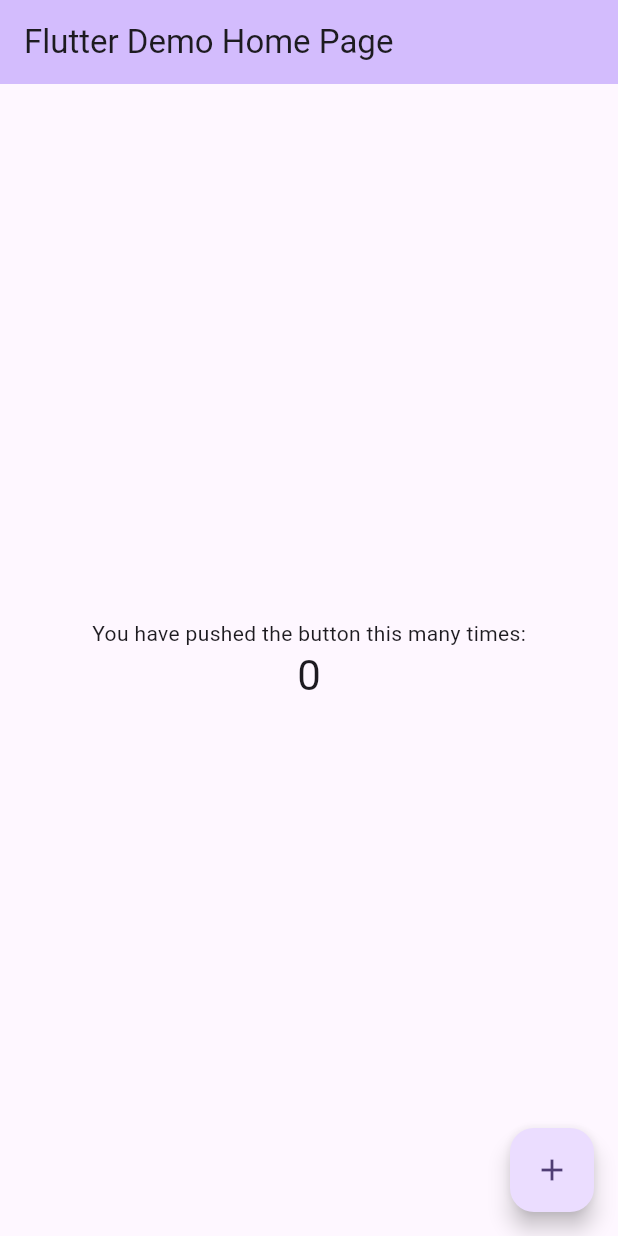
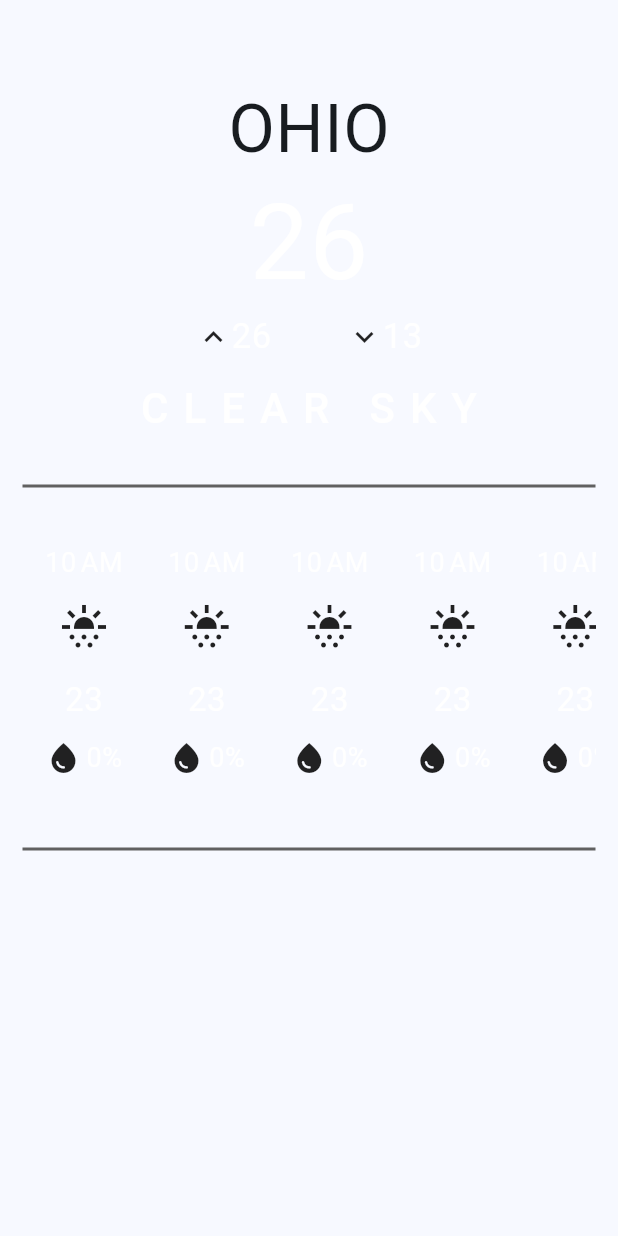
Before and after one commit to MotiurRahmanSany/sky_cast, a Flutter app: the screen it shows after launch, on a phone screen of 412 x 824 dp. Run offline on Flutter 3.47's test engine with Material 3 defaults, Android fonts, the phone set to English and light mode, and no system bars; our stand-ins replace flutter_riverpod, google_fonts.

Commit message:
added some files

```diff
--- a/lib/main.dart
+++ b/lib/main.dart
@@ -1,125 +1,32 @@
 import 'package:flutter/material.dart';
+import 'package:flutter_riverpod/flutter_riverpod.dart';
+import 'package:google_fonts/google_fonts.dart';
+import 'package:sky_cast/screens/home.dart';
 
-void main() {
-  runApp(const MyApp());
-}
+final ColorScheme lightColorScheme = ColorScheme.fromSeed(
+  seedColor: const Color(0xFFC6E2FF),
+  brightness: Brightness.light,
+);
+
+final ColorScheme darkColorScheme = ColorScheme.fromSeed(
+  seedColor: const Color(0xFFC6E2FF),
+  brightness: Brightness.dark,
+);
+
+void main() => runApp(const ProviderScope(child: MyApp()));
 
 class MyApp extends StatelessWidget {
   const MyApp({super.key});
 
-  // This widget is the root of your application.
   @override
   Widget build(BuildContext context) {
     return MaterialApp(
-      title: 'Flutter Demo',
+      title: 'Sky Cast weather app',
+      home: const HomeScreen(),
       theme: ThemeData(
-        // This is the theme of your application.
-        //
-        // TRY THIS: Try running your application with "flutter run". You'll see
-        // the application has a purple toolbar. Then, without quitting the app,
-        // try changing the seedColor in the colorScheme below to Colors.green
-        // and then invoke "hot reload" (save your changes or press the "hot
-        // reload" button in a Flutter-supported IDE, or press "r" if you used
-        // the command line to start the app).
-        //
-        // Notice that the counter didn't reset back to zero; the application
-        // state is not lost during the reload. To reset the state, use hot
-        // restart instead.
-        //
-        // This works for code too, not just values: Most code changes can be
-        // tested with just a hot reload.
-        colorScheme: ColorScheme.fromSeed(seedColor: Colors.deepPurple),
-        useMaterial3: true,
+        colorScheme: lightColorScheme,
+        textTheme: GoogleFonts.robotoTextTheme(),
       ),
-      home: const MyHomePage(title: 'Flutter Demo Home Page'),
     );
   }
 }
-
-class MyHomePage extends StatefulWidget {
-  const MyHomePage({super.key, required this.title});
-
-  // This widget is the home page of your application. It is stateful, meaning
-  // that it has a State object (defined below) that contains fields that affect
-  // how it looks.
-
-  // This class is the configuration for the state. It holds the values (in this
-  // case the title) provided by the parent (in this case the App widget) and
-  // used by the build method of the State. Fields in a Widget subclass are
-  // always marked "final".
-
-  final String title;
-
-  @override
-  State<MyHomePage> createState() => _MyHomePageState();
-}
-
-class _MyHomePageState extends State<MyHomePage> {
-  int _counter = 0;
-
-  void _incrementCounter() {
-    setState(() {
-      // This call to setState tells the Flutter framework that something has
-      // changed in this State, which causes it to rerun the build method below
-      // so that the display can reflect the updated values. If we changed
-      // _counter without calling setState(), then the build method would not be
-      // called again, and so nothing would appear to happen.
-      _counter++;
-    });
-  }
-
-  @override
-  Widget build(BuildContext context) {
-    // This method is rerun every time setState is called, for instance as done
-    // by the _incrementCounter method above.
-    //
-    // The Flutter framework has been optimized to make rerunning build methods
-    // fast, so that you can just rebuild anything that needs updating rather
-    // than having to individually change instances of widgets.
-    return Scaffold(
-      appBar: AppBar(
-        // TRY THIS: Try changing the color here to a specific color (to
-        // Colors.amber, perhaps?) and trigger a hot reload to see the AppBar
-        // change color while the other colors stay the same.
-        backgroundColor: Theme.of(context).colorScheme.inversePrimary,
-        // Here we take the value from the MyHomePage object that was created by
-        // the App.build method, and use it to set our appbar title.
-        title: Text(widget.title),
-      ),
-      body: Center(
-        // Center is a layout widget. It takes a single child and positions it
-        // in the middle of the parent.
-        child: Column(
-          // Column is also a layout widget. It takes a list of children and
-          // arranges them vertically. By default, it sizes itself to fit its
-          // children horizontally, and tries to be as tall as its parent.
-          //
-          // Column has various properties to control how it sizes itself and
-          // how it positions its children. Here we use mainAxisAlignment to
-          // center the children vertically; the main axis here is the vertical
-          // axis because Columns are vertical (the cross axis would be
-          // horizontal).
-          //
-          // TRY THIS: Invoke "debug painting" (choose the "Toggle Debug Paint"
-          // action in the IDE, or press "p" in the console), to see the
-          // wireframe for each widget.
-          mainAxisAlignment: MainAxisAlignment.center,
-          children: <Widget>[
-            const Text(
-              'You have pushed the button this many times:',
-            ),
-            Text(
-              '$_counter',
-              style: Theme.of(context).textTheme.headlineMedium,
-            ),
-          ],
-        ),
-      ),
-      floatingActionButton: FloatingActionButton(
-        onPressed: _incrementCounter,
-        tooltip: 'Increment',
-        child: const Icon(Icons.add),
-      ), // This trailing comma makes auto-formatting nicer for build methods.
-    );
-  }
-}
--- /dev/null
+++ b/lib/screens/home.dart
@@ -0,0 +1,33 @@
+import 'package:flutter/material.dart';
+import 'package:flutter_riverpod/flutter_riverpod.dart';
+import 'package:sky_cast/widgets/custom_divider.dart';
+import 'package:sky_cast/widgets/hourly_forecast.dart';
+import 'package:sky_cast/widgets/main_weather_info.dart';
+
+class HomeScreen extends ConsumerWidget {
+  const HomeScreen({super.key});
+
+  @override
+  Widget build(BuildContext context, WidgetRef ref) {
+    return Scaffold(
+      appBar: AppBar(),
+      body: const Padding(
+        padding: EdgeInsets.symmetric(vertical: 0, horizontal: 15),
+        child: Column(
+          // mainAxisAlignment: MainAxisAlignment.center,
+          crossAxisAlignment: CrossAxisAlignment.center,
+          children: [
+            MainWeatherInfo(),
+            SizedBox(height: 30),
+            CustomDivider(),
+            SizedBox(height: 20),
+            HourlyForecast(),
+            SizedBox(height: 30),
+            CustomDivider(),
+
+          ],
+        ),
+      ),
+    );
+  }
+}
--- /dev/null
+++ b/lib/screens/settings.dart
@@ -0,0 +1,11 @@
+import 'package:flutter/material.dart';
+import 'package:flutter_riverpod/flutter_riverpod.dart';
+
+class SettingsScreen extends ConsumerWidget {
+  const SettingsScreen({super.key});
+
+  @override
+  Widget build(BuildContext context, WidgetRef ref) {
+    return const Scaffold();
+  }
+}
--- /dev/null
+++ b/lib/widgets/custom_divider.dart
@@ -0,0 +1,14 @@
+import 'package:flutter/material.dart';
+
+class CustomDivider extends StatelessWidget {
+  const CustomDivider({super.key});
+
+  @override
+  Widget build(BuildContext context) {
+    return Divider(
+      color: Colors.grey.shade700,
+      thickness: 2,
+      height: 2,
+    );
+  }
+}
--- /dev/null
+++ b/lib/widgets/hourly_forecast.dart
@@ -0,0 +1,21 @@
+import 'package:flutter/material.dart';
+import 'package:sky_cast/widgets/hourly_forecast_item.dart';
+
+class HourlyForecast extends StatelessWidget {
+  const HourlyForecast({super.key});
+  @override
+  Widget build(BuildContext context) {
+    return SizedBox(
+      height: 190,
+      child: ListView.builder(
+        scrollDirection: Axis.horizontal,
+        itemBuilder: (context, index) => HourlyForecastItem(
+          time: DateTime.now(),
+          icon: Icons.sunny_snowing,
+          humidity: 0,
+          temp: 23,
+        ),
+      ),
+    );
+  }
+}
--- /dev/null
+++ b/lib/widgets/hourly_forecast_item.dart
@@ -0,0 +1,66 @@
+import 'package:flutter/material.dart';
+import 'package:flutter_riverpod/flutter_riverpod.dart';
+import 'package:intl/intl.dart';
+
+class HourlyForecastItem extends ConsumerWidget {
+  const HourlyForecastItem({
+    super.key,
+    required this.time,
+    required this.icon,
+    required this.humidity,
+    required this.temp,
+  });
+
+  final DateTime time;
+  final IconData icon;
+  final int temp;
+  final int humidity;
+
+  @override
+  Widget build(BuildContext context, WidgetRef ref) {
+    return Padding(
+      padding: const EdgeInsets.all(15),
+      child: Column(
+        mainAxisAlignment: MainAxisAlignment.center,
+        crossAxisAlignment: CrossAxisAlignment.center,
+        children: [
+          Text(
+            DateFormat.j().format(time),
+            style: Theme.of(context).textTheme.bodySmall!.copyWith(
+                  color: Colors.white,
+                  fontSize: 18,
+                ),
+          ),
+          const SizedBox(height: 15),
+          Icon(
+            icon,
+            size: 32,
+          ),
+          const SizedBox(height: 18),
+          Text(
+            temp.toString(),
+            style: Theme.of(context).textTheme.bodySmall!.copyWith(
+                  color: Colors.white,
+                  fontSize: 22,
+                ),
+          ),
+          const SizedBox(height: 12),
+          Row(
+            mainAxisAlignment: MainAxisAlignment.center,
+            children: [
+              const Icon(Icons.water_drop),
+              const SizedBox(width: 3),
+              Text(
+                '$humidity%',
+                style: Theme.of(context).textTheme.bodySmall!.copyWith(
+                      color: Colors.white,
+                      fontSize: 18,
+                    ),
+              ),
+            ],
+          ),
+        ],
+      ),
+    );
+  }
+}
--- /dev/null
+++ b/lib/widgets/main_weather_info.dart
@@ -0,0 +1,66 @@
+import 'package:flutter/material.dart';
+import 'package:flutter_riverpod/flutter_riverpod.dart';
+
+class MainWeatherInfo extends ConsumerWidget {
+  const MainWeatherInfo({super.key});
+
+  final cityName = 'OHIO';
+  final currentMainTemp = 26;
+  final currentMaxTemp = 26;
+  final currentMinTemp = 13;
+  final currentSkyDes = 'Clear Sky';
+
+  @override
+  Widget build(BuildContext context, WidgetRef ref) {
+    return Column(
+      mainAxisAlignment: MainAxisAlignment.center,
+      children: [
+        Text(
+          cityName,
+          style: Theme.of(context).textTheme.bodySmall!.copyWith(
+                color: Theme.of(context).colorScheme.onBackground,
+                fontSize: 45,
+              ),
+        ),
+        Text(
+          '$currentMainTemp',
+          style: Theme.of(context).textTheme.bodySmall!.copyWith(
+                color: Colors.white,
+                fontSize: 70,
+              ),
+        ),
+        Row(
+          mainAxisAlignment: MainAxisAlignment.center,
+          children: [
+            const Icon(Icons.keyboard_arrow_up_outlined),
+            Text(
+              '$currentMaxTemp',
+              style: Theme.of(context).textTheme.bodySmall!.copyWith(
+                    color: Colors.white,
+                    fontSize: 23,
+                  ),
+            ),
+            const SizedBox(width: 50),
+            const Icon(Icons.keyboard_arrow_down_outlined),
+            Text(
+              '$currentMinTemp',
+              style: Theme.of(context).textTheme.bodySmall!.copyWith(
+                    color: Colors.white,
+                    fontSize: 23,
+                  ),
+            ),
+          ],
+        ),
+        const SizedBox(height: 12),
+        Text(
+          currentSkyDes.toUpperCase(),
+          style: Theme.of(context).textTheme.labelSmall!.copyWith(
+                color: Colors.white,
+                fontSize: 28,
+                letterSpacing: 10,
+              ),
+        ),
+      ],
+    );
+  }
+}
--- a/pubspec.yaml
+++ b/pubspec.yaml
@@ -35,6 +35,10 @@ dependencies:
   # The following adds the Cupertino Icons font to your application.
   # Use with the CupertinoIcons class for iOS style icons.
   cupertino_icons: ^1.0.6
+  intl: ^0.19.0
+  http: ^1.2.1
+  flutter_riverpod: ^2.5.1
+  google_fonts: ^6.2.1
 
 dev_dependencies:
   flutter_test:
```
Also changed, not shown: lib/widgets/weather_details_gridview.dart (added), lib/widgets/weather_details_gridview_item.dart (added), pubspec.lock, 2 other files.
